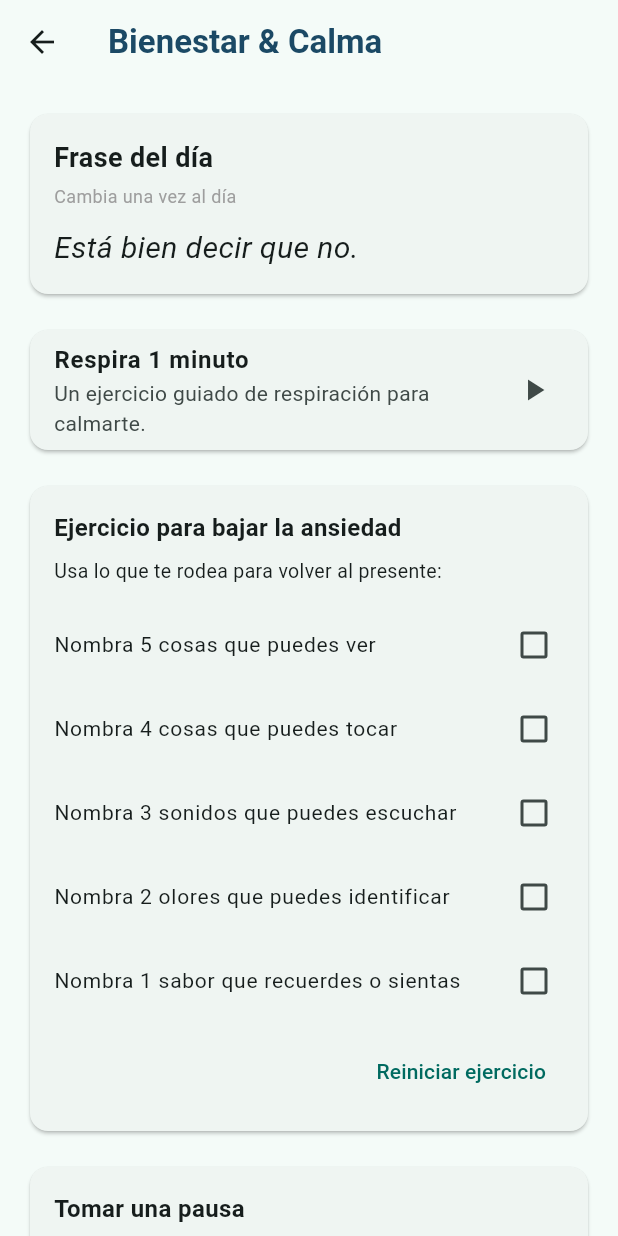
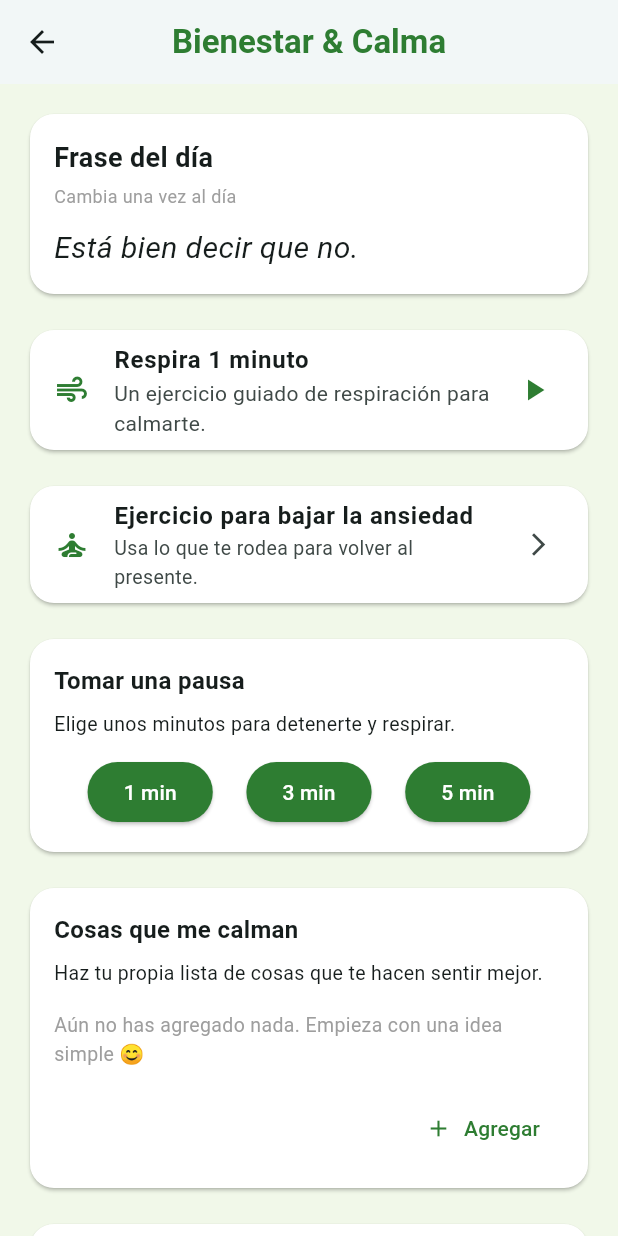
Before and after one commit to VICHOFDEZ/MyHome, a Flutter app: the BienestarCalmaScreen screen opened by its route, on a phone screen of 412 x 824 dp. Run offline on Flutter 3.47's test engine with Material 3 defaults, Android fonts, the phone set to English and light mode, and no system bars; our stand-ins replace flutter_local_notifications, geolocator, google_maps_flutter, shared_preferences, timezone; accounts and stored records are empty.

```diff
--- a/lib/screens/bienestar_calma_screen.dart
+++ b/lib/screens/bienestar_calma_screen.dart
@@ -7,7 +7,10 @@ import 'package:flutter/material.dart';
 import 'package:shared_preferences/shared_preferences.dart';
 import 'package:url_launcher/url_launcher.dart';
 
-const kPrimaryColor = Color(0xFF1B4965);
+// 🎨 PALETA VERDE RELAJACIÓN (OPCIÓN D)
+const kPrimaryColor = Color(0xFF2E7D32);      // verde profundo
+const kSecondaryColor = Color(0xFFA5D6A7);    // verde pastel
+const kBackgroundColor = Color(0xFFF1F8E9);   // fondo suave
 
 class BienestarCalmaScreen extends StatefulWidget {
   const BienestarCalmaScreen({super.key});
@@ -127,14 +130,6 @@ class _BienestarCalmaScreenState extends State<BienestarCalmaScreen> {
     'Tu valor no se mide por tu productividad.',
     'Aunque avances poco, sigues avanzando.',
   ];
-
-
-  // Grounding (solo estado visual)
-  bool _gPaso1 = false;
-  bool _gPaso2 = false;
-  bool _gPaso3 = false;
-  bool _gPaso4 = false;
-  bool _gPaso5 = false;
 
   // Cosas que me calman
   static const _cosasKey = 'cosas_que_me_calman';
@@ -319,8 +314,8 @@ class _BienestarCalmaScreenState extends State<BienestarCalmaScreen> {
     await showDialog(
       context: context,
       barrierDismissible: false,
-      builder: (context) => _BreathingDialog(
-        duration: const Duration(seconds: 60),
+      builder: (context) => const _BreathingDialog(
+        duration: Duration(seconds: 60),
       ),
     );
   }
@@ -339,12 +334,16 @@ class _BienestarCalmaScreenState extends State<BienestarCalmaScreen> {
   Widget build(BuildContext context) {
     if (_cargando) {
       return const Scaffold(
-        body: Center(child: CircularProgressIndicator()),
+        body: Center(child: CircularProgressIndicator(color: kPrimaryColor)),
       );
     }
 
     return Scaffold(
+      backgroundColor: kBackgroundColor,
       appBar: AppBar(
+        backgroundColor: Colors.white,
+        elevation: 1,
+        centerTitle: true,
         title: const Text(
           'Bienestar & Calma',
           style: TextStyle(color: kPrimaryColor, fontWeight: FontWeight.bold),
@@ -359,7 +358,7 @@ class _BienestarCalmaScreenState extends State<BienestarCalmaScreen> {
             const SizedBox(height: 16),
             _buildRespiracion(),
             const SizedBox(height: 16),
-            _buildGrounding(),
+            _buildGrounding(),  // ahora solo abre pantalla aparte
             const SizedBox(height: 16),
             _buildPausas(),
             const SizedBox(height: 16),
@@ -376,6 +375,8 @@ class _BienestarCalmaScreenState extends State<BienestarCalmaScreen> {
 
   Widget _buildFraseDelDia() {
     return Card(
+      color: Colors.white,
+      shape: RoundedRectangleBorder(borderRadius: BorderRadius.circular(16)),
       child: Padding(
         padding: const EdgeInsets.all(16),
         child: Column(
@@ -406,7 +407,10 @@ class _BienestarCalmaScreenState extends State<BienestarCalmaScreen> {
 
   Widget _buildRespiracion() {
     return Card(
+      color: Colors.white,
+      shape: RoundedRectangleBorder(borderRadius: BorderRadius.circular(16)),
       child: ListTile(
+        leading: const Icon(Icons.air, color: kPrimaryColor),
         title: const Text(
           'Respira 1 minuto',
           style: TextStyle(fontWeight: FontWeight.bold),
@@ -414,84 +418,45 @@ class _BienestarCalmaScreenState extends State<BienestarCalmaScreen> {
         subtitle: const Text(
           'Un ejercicio guiado de respiración para calmarte.',
         ),
-        trailing: const Icon(Icons.play_arrow),
+        trailing: const Icon(Icons.play_arrow, color: kPrimaryColor),
         onTap: _mostrarDialogoRespiracion,
       ),
     );
   }
 
+  /// En la pantalla principal, ahora el ejercicio de grounding
+  /// solo aparece como una tarjeta que lleva a otra vista más enfocada.
   Widget _buildGrounding() {
     return Card(
-      child: Padding(
-        padding: const EdgeInsets.all(16),
-        child: Column(
-          crossAxisAlignment: CrossAxisAlignment.start,
-          children: [
-            const Text(
+      color: Colors.white,
+      shape: RoundedRectangleBorder(borderRadius: BorderRadius.circular(16)),
+      child: ListTile(
+        leading: const Icon(Icons.self_improvement, color: kPrimaryColor),
+        title: const Text(
           'Ejercicio para bajar la ansiedad',
           style: TextStyle(fontWeight: FontWeight.bold, fontSize: 16),
         ),
-            const SizedBox(height: 8),
-            const Text(
-              'Usa lo que te rodea para volver al presente:',
+        subtitle: const Text(
+          'Usa lo que te rodea para volver al presente.',
           style: TextStyle(fontSize: 13),
         ),
-            const SizedBox(height: 12),
-            _groundingItem(
-              'Nombra 5 cosas que puedes ver',
-              _gPaso1,
-              (v) => setState(() => _gPaso1 = v),
-            ),
-            _groundingItem(
-              'Nombra 4 cosas que puedes tocar',
-              _gPaso2,
-              (v) => setState(() => _gPaso2 = v),
-            ),
-            _groundingItem(
-              'Nombra 3 sonidos que puedes escuchar',
-              _gPaso3,
-              (v) => setState(() => _gPaso3 = v),
-            ),
-            _groundingItem(
-              'Nombra 2 olores que puedes identificar',
-              _gPaso4,
-              (v) => setState(() => _gPaso4 = v),
-            ),
-            _groundingItem(
-              'Nombra 1 sabor que recuerdes o sientas',
-              _gPaso5,
-              (v) => setState(() => _gPaso5 = v),
-            ),
-            const SizedBox(height: 8),
-            Align(
-              alignment: Alignment.centerRight,
-              child: TextButton(
-                onPressed: () {
-                  setState(() {
-                    _gPaso1 = _gPaso2 = _gPaso3 = _gPaso4 = _gPaso5 = false;
-                  });
-                },
-                child: const Text('Reiniciar ejercicio'),
-              ),
-            ),
-          ],
-        ),
+        trailing: const Icon(Icons.arrow_forward_ios, size: 18),
+        onTap: () {
+          Navigator.push(
+            context,
+            MaterialPageRoute(
+              builder: (_) => const GroundingExerciseScreen(),
             ),
           );
-  }
-
-  Widget _groundingItem(
-      String text, bool value, ValueChanged<bool> onChanged) {
-    return CheckboxListTile(
-      value: value,
-      onChanged: (v) => onChanged(v ?? false),
-      contentPadding: EdgeInsets.zero,
-      title: Text(text, style: const TextStyle(fontSize: 14)),
+        },
+      ),
     );
   }
 
   Widget _buildPausas() {
     return Card(
+      color: Colors.white,
+      shape: RoundedRectangleBorder(borderRadius: BorderRadius.circular(16)),
       child: Padding(
         padding: const EdgeInsets.all(16),
         child: Column(
@@ -523,6 +488,11 @@ class _BienestarCalmaScreenState extends State<BienestarCalmaScreen> {
 
   Widget _pauseButton(String label, Duration duration) {
     return ElevatedButton(
+      style: ElevatedButton.styleFrom(
+        backgroundColor: kPrimaryColor,
+        foregroundColor: Colors.white,
+        shape: RoundedRectangleBorder(borderRadius: BorderRadius.circular(24)),
+      ),
       onPressed: () => _mostrarDialogoPausa(duration),
       child: Text(label),
     );
@@ -530,6 +500,8 @@ class _BienestarCalmaScreenState extends State<BienestarCalmaScreen> {
 
   Widget _buildCosasCalma() {
     return Card(
+      color: Colors.white,
+      shape: RoundedRectangleBorder(borderRadius: BorderRadius.circular(16)),
       child: Padding(
         padding: const EdgeInsets.all(16),
         child: Column(
@@ -578,8 +550,11 @@ class _BienestarCalmaScreenState extends State<BienestarCalmaScreen> {
               alignment: Alignment.centerRight,
               child: TextButton.icon(
                 onPressed: _agregarCosaCalma,
-                icon: const Icon(Icons.add),
-                label: const Text('Agregar'),
+                icon: const Icon(Icons.add, color: kPrimaryColor),
+                label: const Text(
+                  'Agregar',
+                  style: TextStyle(color: kPrimaryColor),
+                ),
               ),
             ),
           ],
@@ -590,6 +565,8 @@ class _BienestarCalmaScreenState extends State<BienestarCalmaScreen> {
 
   Widget _buildContactoConfianza() {
     return Card(
+      color: Colors.white,
+      shape: RoundedRectangleBorder(borderRadius: BorderRadius.circular(16)),
       child: Padding(
         padding: const EdgeInsets.all(16),
         child: Column(
@@ -610,7 +587,10 @@ class _BienestarCalmaScreenState extends State<BienestarCalmaScreen> {
                 alignment: Alignment.centerRight,
                 child: TextButton(
                   onPressed: _editarContactoConfianza,
-                  child: const Text('Agregar contacto'),
+                  child: const Text(
+                    'Agregar contacto',
+                    style: TextStyle(color: kPrimaryColor),
+                  ),
                 ),
               ),
             ] else ...[
@@ -627,6 +607,10 @@ class _BienestarCalmaScreenState extends State<BienestarCalmaScreen> {
                 children: [
                   Expanded(
                     child: ElevatedButton.icon(
+                      style: ElevatedButton.styleFrom(
+                        backgroundColor: kPrimaryColor,
+                        foregroundColor: Colors.white,
+                      ),
                       onPressed: () => _llamarNumero(_confianzaNumero),
                       icon: const Icon(Icons.phone),
                       label: Text('Llamar a $_confianzaNombre'),
@@ -635,7 +619,7 @@ class _BienestarCalmaScreenState extends State<BienestarCalmaScreen> {
                   const SizedBox(width: 8),
                   IconButton(
                     onPressed: _editarContactoConfianza,
-                    icon: const Icon(Icons.edit),
+                    icon: const Icon(Icons.edit, color: kPrimaryColor),
                     tooltip: 'Editar contacto',
                   ),
                 ],
@@ -648,7 +632,7 @@ class _BienestarCalmaScreenState extends State<BienestarCalmaScreen> {
   }
 }
 
-// --------- DIALOGO DE RESPIRACIÓN ---------
+// --------- DIÁLOGO DE RESPIRACIÓN (LENTO) ---------
 
 class _BreathingDialog extends StatefulWidget {
   final Duration duration;
@@ -661,18 +645,32 @@ class _BreathingDialog extends StatefulWidget {
 
 class _BreathingDialogState extends State<_BreathingDialog> {
   late int _secondsLeft;
+  late int _phaseSecondsLeft;
   Timer? _timer;
   bool _inhale = true;
+
+  // Duraciones de cada fase (puedes ajustar)
+  static const int _inhaleSeconds = 4;
+  static const int _exhaleSeconds = 6;
 
   @override
   void initState() {
     super.initState();
     _secondsLeft = widget.duration.inSeconds;
+    _inhale = true;
+    _phaseSecondsLeft = _inhaleSeconds;
+
     _timer = Timer.periodic(const Duration(seconds: 1), (timer) {
       if (!mounted) return;
       setState(() {
         _secondsLeft--;
+
+        _phaseSecondsLeft--;
+        if (_phaseSecondsLeft <= 0) {
           _inhale = !_inhale;
+          _phaseSecondsLeft = _inhale ? _inhaleSeconds : _exhaleSeconds;
+        }
+
         if (_secondsLeft <= 0) {
           _timer?.cancel();
           Navigator.of(context).pop();
@@ -691,16 +689,31 @@ class _BreathingDialogState extends State<_BreathingDialog> {
   Widget build(BuildContext context) {
     final mensaje = _inhale ? 'Inhala profundo…' : 'Exhala lentamente…';
 
+    final totalSeconds = widget.duration.inSeconds;
+    final progress =
+        totalSeconds > 0 ? 1 - (_secondsLeft / totalSeconds) : 0.0;
+
     return AlertDialog(
       title: const Text('Respiración guiada'),
       content: Column(
         mainAxisSize: MainAxisSize.min,
         children: [
-          Text(mensaje),
+          Text(
+            mensaje,
+            style: const TextStyle(
+              fontSize: 18,
+              fontWeight: FontWeight.w600,
+              color: kPrimaryColor,
+            ),
+          ),
           const SizedBox(height: 16),
           Text('Tiempo restante: $_secondsLeft s'),
           const SizedBox(height: 16),
-          const LinearProgressIndicator(),
+          LinearProgressIndicator(
+            value: progress,
+            color: kPrimaryColor,
+            backgroundColor: kSecondaryColor.withOpacity(0.3),
+          ),
         ],
       ),
       actions: [
@@ -709,14 +722,17 @@ class _BreathingDialogState extends State<_BreathingDialog> {
             _timer?.cancel();
             Navigator.pop(context);
           },
-          child: const Text('Detener'),
+          child: const Text(
+            'Detener',
+            style: TextStyle(color: kPrimaryColor),
+          ),
         ),
       ],
     );
   }
 }
 
-// --------- DIALOGO DE PAUSA ---------
+// --------- DIÁLOGO DE PAUSA ---------
 
 class _PauseTimerDialog extends StatefulWidget {
   final Duration duration;
@@ -760,6 +776,10 @@ class _PauseTimerDialogState extends State<_PauseTimerDialog> {
     final tiempoStr =
         '${minutos.toString().padLeft(2, '0')}:${segundos.toString().padLeft(2, '0')}';
 
+    final totalSeconds = widget.duration.inSeconds;
+    final progress =
+        totalSeconds > 0 ? 1 - (_secondsLeft / totalSeconds) : 0.0;
+
     return AlertDialog(
       title: const Text('Pausa en curso'),
       content: Column(
@@ -772,7 +792,11 @@ class _PauseTimerDialogState extends State<_PauseTimerDialog> {
             style: const TextStyle(fontSize: 32, fontWeight: FontWeight.bold),
           ),
           const SizedBox(height: 16),
-          const LinearProgressIndicator(),
+          LinearProgressIndicator(
+            value: progress,
+            color: kPrimaryColor,
+            backgroundColor: kSecondaryColor.withOpacity(0.3),
+          ),
         ],
       ),
       actions: [
@@ -781,9 +805,126 @@ class _PauseTimerDialogState extends State<_PauseTimerDialog> {
             _timer?.cancel();
             Navigator.pop(context);
           },
-          child: const Text('Cancelar'),
+          child: const Text(
+            'Cancelar',
+            style: TextStyle(color: kPrimaryColor),
+          ),
         ),
       ],
     );
   }
 }
+
+// --------- PANTALLA APARTE: EJERCICIO PARA BAJAR LA ANSIEDAD ---------
+
+class GroundingExerciseScreen extends StatefulWidget {
+  const GroundingExerciseScreen({super.key});
+
+  @override
+  State<GroundingExerciseScreen> createState() =>
+      _GroundingExerciseScreenState();
+}
+
+class _GroundingExerciseScreenState extends State<GroundingExerciseScreen> {
+  bool _gPaso1 = false;
+  bool _gPaso2 = false;
+  bool _gPaso3 = false;
+  bool _gPaso4 = false;
+  bool _gPaso5 = false;
+
+  @override
+  Widget build(BuildContext context) {
+    return Scaffold(
+      backgroundColor: kBackgroundColor,
+      appBar: AppBar(
+        backgroundColor: Colors.white,
+        elevation: 1,
+        centerTitle: true,
+        title: const Text(
+          'Ejercicio para bajar la ansiedad',
+          style: TextStyle(
+            color: kPrimaryColor,
+            fontWeight: FontWeight.bold,
+          ),
+        ),
+      ),
+      body: SingleChildScrollView(
+        padding: const EdgeInsets.all(16),
+        child: Card(
+          color: Colors.white,
+          shape: RoundedRectangleBorder(borderRadius: BorderRadius.circular(16)),
+          child: Padding(
+            padding: const EdgeInsets.all(16),
+            child: Column(
+              crossAxisAlignment: CrossAxisAlignment.start,
+              children: [
+                const Text(
+                  'Ejercicio para bajar la ansiedad',
+                  style: TextStyle(fontWeight: FontWeight.bold, fontSize: 16),
+                ),
+                const SizedBox(height: 8),
+                const Text(
+                  'Usa lo que te rodea para volver al presente:',
+                  style: TextStyle(fontSize: 13),
+                ),
+                const SizedBox(height: 12),
+                _groundingItem(
+                  'Nombra 5 cosas que puedes ver',
+                  _gPaso1,
+                  (v) => setState(() => _gPaso1 = v),
+                ),
+                _groundingItem(
+                  'Nombra 4 cosas que puedes tocar',
+                  _gPaso2,
+                  (v) => setState(() => _gPaso2 = v),
+                ),
+                _groundingItem(
+                  'Nombra 3 sonidos que puedes escuchar',
+                  _gPaso3,
+                  (v) => setState(() => _gPaso3 = v),
+                ),
+                _groundingItem(
+                  'Nombra 2 olores que puedes identificar',
+                  _gPaso4,
+                  (v) => setState(() => _gPaso4 = v),
+                ),
+                _groundingItem(
+                  'Nombra 1 sabor que recuerdes o sientas',
+                  _gPaso5,
+                  (v) => setState(() => _gPaso5 = v),
+                ),
+                const SizedBox(height: 8),
+                Align(
+                  alignment: Alignment.centerRight,
+                  child: TextButton(
+                    onPressed: () {
+                      setState(() {
+                        _gPaso1 = _gPaso2 =
+                            _gPaso3 = _gPaso4 = _gPaso5 = false;
+                      });
+                    },
+                    child: const Text(
+                      'Reiniciar ejercicio',
+                      style: TextStyle(color: kPrimaryColor),
+                    ),
+                  ),
+                ),
+              ],
+            ),
+          ),
+        ),
+      ),
+    );
+  }
+
+  Widget _groundingItem(
+      String text, bool value, ValueChanged<bool> onChanged) {
+    return CheckboxListTile(
+      value: value,
+      onChanged: (v) => onChanged(v ?? false),
+      contentPadding: EdgeInsets.zero,
+      activeColor: kPrimaryColor,
+      title: Text(text, style: const TextStyle(fontSize: 14)),
+    );
+  }
+}
```
Also changed, not shown: pubspec.yaml (+7 -0 lines), asset/icon.png (added), pubspec.lock, 2 other files. Lines whose indentation alone changed are shown as unchanged.
